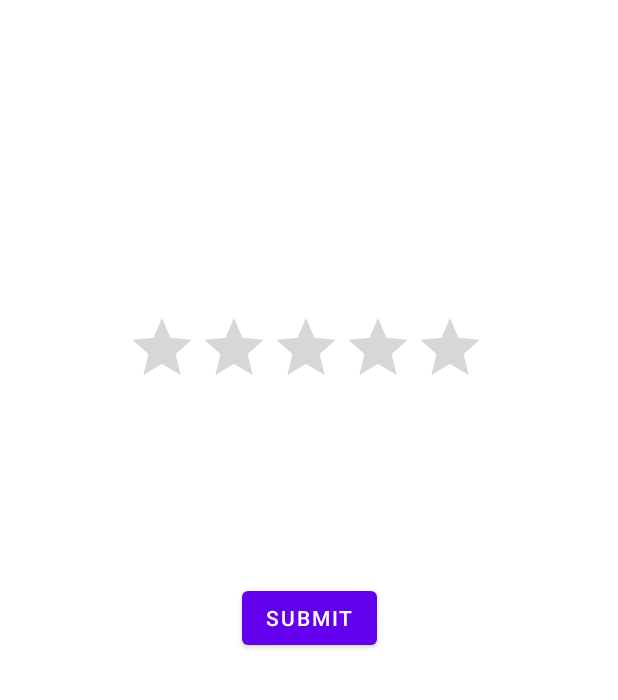
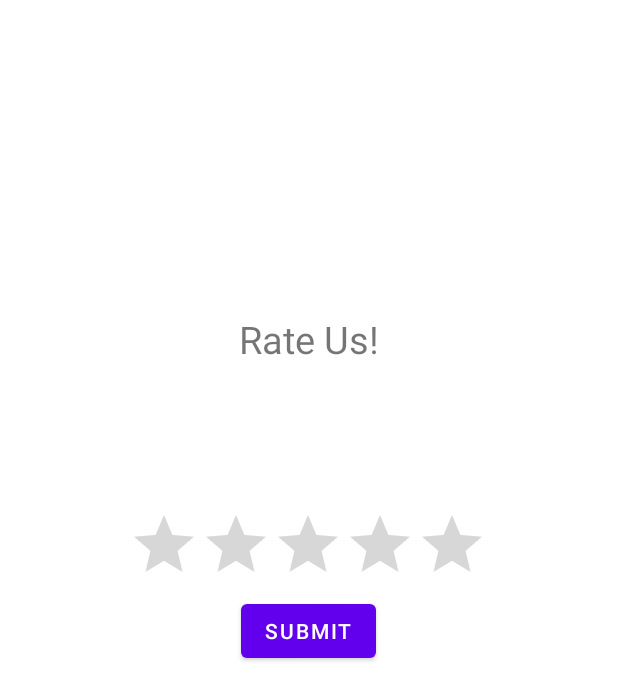
Before and after one commit to DevChilwal/BMI, an Android app: the layout activity_ratingbar.xml on its own in the app's theme, with its tools: preview values and no code run, on a phone screen of 412 x 824 dp. Shown: the top 700 px of the screen. Run offline under Robolectric (Android 15) with nearby library versions, the phone set to English and light mode, and no system bars.

Commit message:
Ratingbar done

```diff
--- a/app/src/main/res/layout/activity_ratingbar.xml
+++ b/app/src/main/res/layout/activity_ratingbar.xml
@@ -1,27 +1,48 @@
 <?xml version="1.0" encoding="utf-8"?>
+
 <androidx.constraintlayout.widget.ConstraintLayout xmlns:android="http://schemas.android.com/apk/res/android"
+    xmlns:app="http://schemas.android.com/apk/res-auto"
+    xmlns:tools="http://schemas.android.com/tools"
     android:layout_width="match_parent"
     android:layout_height="match_parent"
-    xmlns:app="http://schemas.android.com/apk/res-auto">
+    tools:context=".ratingbar">
 
-    <Button
+    <TextView
         android:layout_width="wrap_content"
         android:layout_height="wrap_content"
-        android:id="@+id/submit"
-        app:layout_constraintBottom_toBottomOf="parent"
-        app:layout_constraintRight_toRightOf="parent"
-        app:layout_constraintLeft_toLeftOf="parent"
-        app:layout_constraintTop_toTopOf="parent"
-        android:text="@string/submit"
-        />
+        android:layout_marginBottom="96dp"
+        android:text="Rate Us!"
+        android:textSize="25dp"
+        app:layout_constraintBottom_toTopOf="@+id/ratingbar"
+        app:layout_constraintEnd_toEndOf="@+id/ratingbar"
+        app:layout_constraintHorizontal_bias="0.503"
+        app:layout_constraintStart_toStartOf="@+id/ratingbar" />
 
     <RatingBar
-        android:id="@+id/ratingBar"
+        android:id="@+id/ratingbar"
         android:layout_width="wrap_content"
         android:layout_height="wrap_content"
-        android:layout_marginStart="84dp"
-        android:layout_marginTop="208dp"
+        android:numStars="5"
+        android:stepSize="0.5"
+        app:layout_constraintBottom_toBottomOf="parent"
+        app:layout_constraintEnd_toEndOf="parent"
+        app:layout_constraintHorizontal_bias="0.497"
         app:layout_constraintStart_toStartOf="parent"
-        app:layout_constraintTop_toTopOf="parent" />
+        app:layout_constraintTop_toTopOf="parent"
+        app:layout_constraintVertical_bias="0.443"
+        tools:ignore="SpeakableTextPresentCheck">
+
+
+    </RatingBar>
+
+    <com.google.android.material.button.MaterialButton
+        android:id="@+id/submit"
+        android:layout_width="wrap_content"
+        android:layout_height="wrap_content"
+        android:text="Submit"
+        app:layout_constraintEnd_toEndOf="@+id/ratingbar"
+        app:layout_constraintStart_toStartOf="@+id/ratingbar"
+        app:layout_constraintTop_toBottomOf="@+id/ratingbar" />
+
 
 </androidx.constraintlayout.widget.ConstraintLayout>
```
Also changed, not shown: app/src/main/java/com/example/bmi/MainActivity.kt (+17 -2 lines), app/src/main/java/com/example/bmi/ratingbar.kt (+15 -3 lines).
